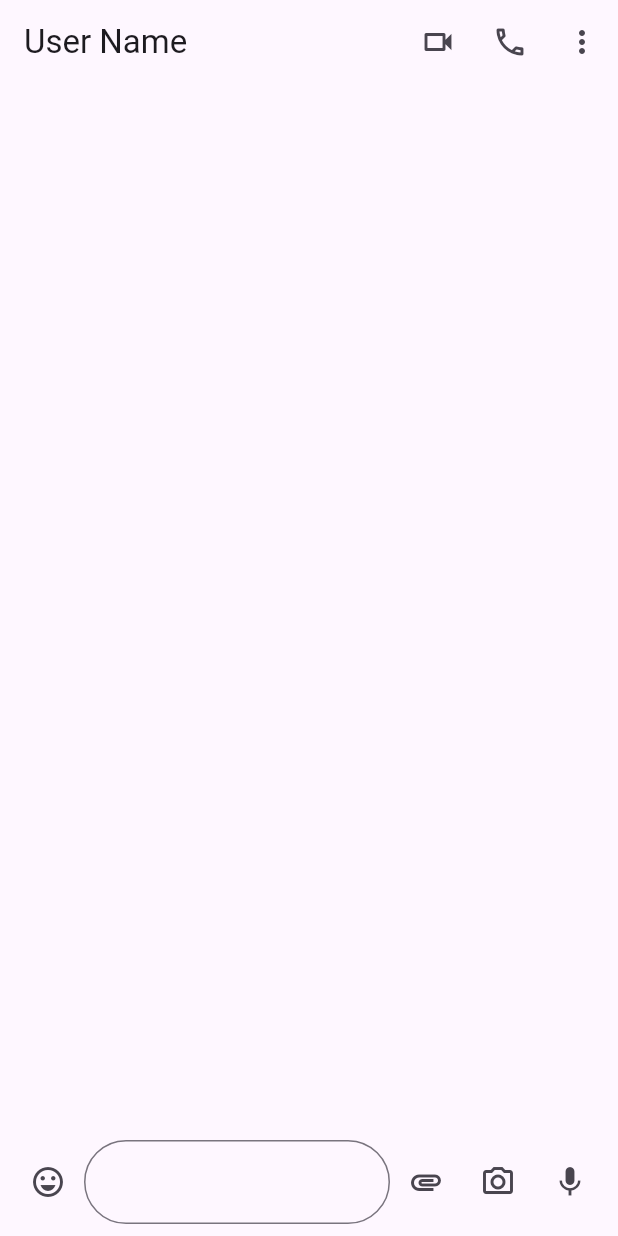
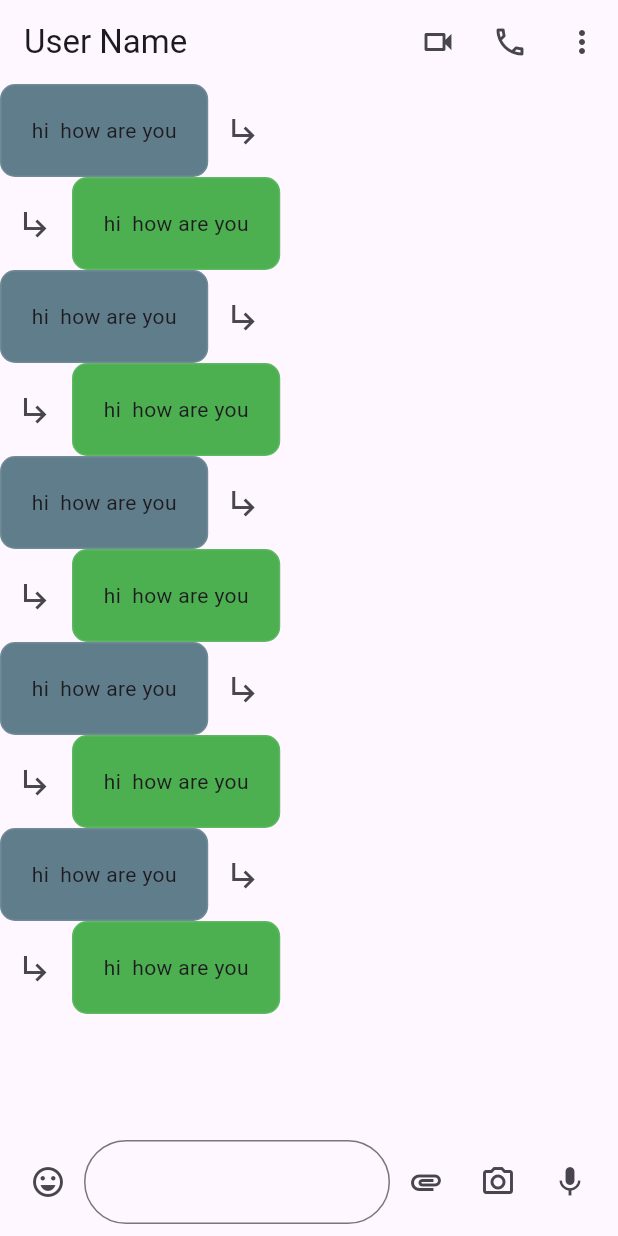
Before and after one commit to AshwaniDev101/Flutter-LanternChat, a Flutter app: the screen it shows after launch, on a phone screen of 412 x 824 dp. Run offline on Flutter 3.47's test engine with Material 3 defaults, Android fonts, the light colour scheme and no system bars.

Commit message:
feat: Implement basic chat message bubble UI
This commit replaces the empty body of the `Chatpage` with a list of chat message bubbles.

```diff
--- a/lib/pages/chatpage.dart
+++ b/lib/pages/chatpage.dart
@@ -11,11 +11,9 @@ enum ChatpagePopupMenu {
   more,
 }
 
-extension on ChatpagePopupMenu
-{
-  String get action{
-    return switch(this)
-    {
+extension on ChatpagePopupMenu {
+  String get action {
+    return switch (this) {
       ChatpagePopupMenu.newGroup => "New Group",
       ChatpagePopupMenu.viewContact => "View Contact",
       ChatpagePopupMenu.search => "Search",
@@ -41,14 +39,62 @@ class Chatpage extends StatelessWidget {
           IconButton(onPressed: () {}, icon: Icon(Icons.call_outlined)),
           PopupMenuButton(
             itemBuilder: (context) {
-              return ChatpagePopupMenu.values.map((value){
-                return PopupMenuItem(value:value, child: Text(value.action));
+              return ChatpagePopupMenu.values.map((value) {
+                return PopupMenuItem(value: value, child: Text(value.action));
               }).toList();
             },
           ),
         ],
       ),
-      body: Column(children: []),
+      body: ListView.builder(
+        itemCount: 10,
+        itemBuilder: (context, index) {
+
+
+          final isSelf = index%2;
+
+          if(isSelf==0){
+            return Row(
+              children: [
+                Container(
+                  padding: EdgeInsets.all(20),
+                  decoration: BoxDecoration(
+                    borderRadius: BorderRadius.all(Radius.circular(10)),
+                    color: Colors.blueGrey,
+
+                    border: Border.all(color: Colors.white10),
+                  ),
+
+                  child: Text('hi  how are you'),
+                ),
+
+                IconButton(onPressed: (){}, icon: Icon(Icons.subdirectory_arrow_right_outlined)),
+              ],
+            );
+          }else {
+            return Row(
+              children: [
+
+                IconButton(onPressed: (){}, icon: Icon(Icons.subdirectory_arrow_right_outlined)),
+                Container(
+                  padding: EdgeInsets.all(20),
+                  decoration: BoxDecoration(
+                    borderRadius: BorderRadius.all(Radius.circular(10)),
+                    color: Colors.green,
+
+                    border: Border.all(color: Colors.white10),
+                  ),
+
+                  child: Text('hi  how are you'),
+                ),
+              ],
+            );
+
+          }
+
+
+        },
+      ),
       bottomNavigationBar: Padding(
         padding: const EdgeInsets.all(8.0),
         child: Row(
```
